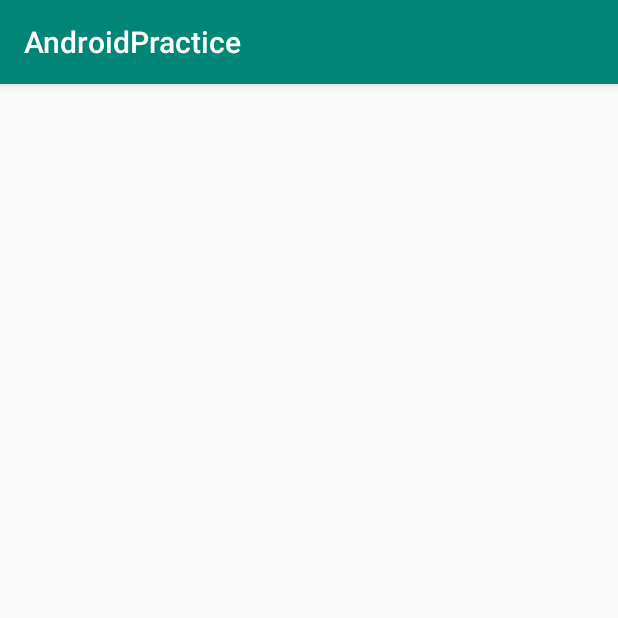
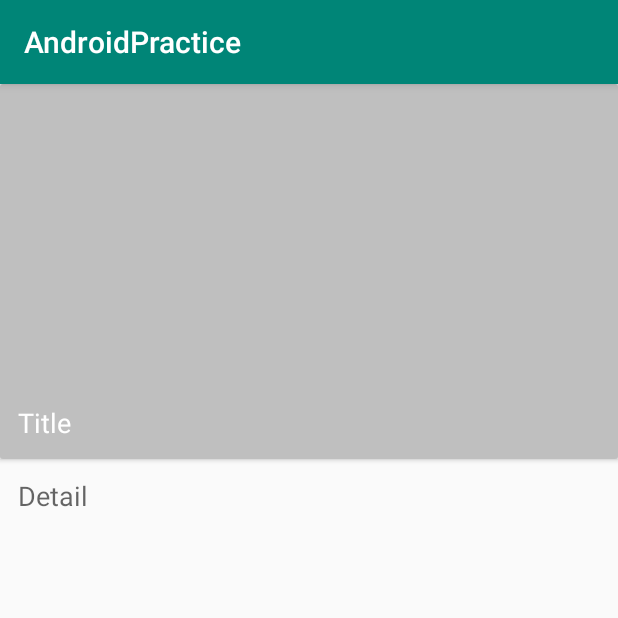
Before and after one commit to surya91521/PracticeAndroid, an Android app: the jsoup screen opened directly, with no data from a screen before it, on a phone screen of 412 x 824 dp, the top half of it. Run offline under Robolectric (Android 15) with nearby library versions, the phone set to English and light mode, and no system bars.

Commit message:
jsoup work going

```diff
--- a/app/build.gradle
+++ b/app/build.gradle
@@ -29,7 +29,10 @@ dependencies {
     implementation 'com.google.firebase:firebase-database:16.0.4'
     testImplementation 'junit:junit:4.12'
     androidTestImplementation 'androidx.test.ext:junit:1.1.1'
+    //noinspection GradleCompatible
+    implementation 'com.android.support:recyclerview-v7:28.0.0'
     implementation 'com.squareup.picasso:picasso:2.71828'
     implementation 'org.jsoup:jsoup:1.11.1'
     androidTestImplementation 'androidx.test.espresso:espresso-core:3.2.0'
+    implementation 'androidx.cardview:cardview:1.0.0'
 }
--- /dev/null
+++ b/app/src/main/java/com/example/androidpractice/Adapter.java
@@ -0,0 +1,26 @@
+package com.example.androidpractice;
+
+import android.view.ViewGroup;
+
+import androidx.annotation.NonNull;
+import androidx.recyclerview.widget.RecyclerView;
+
+import org.xml.sax.helpers.ParserAdapter;
+
+public class Adapter extends RecyclerView.Adapter<ParserAdapter.ViewHolder> {
+    @NonNull
+    @Override
+    public RecyclerView.ViewHolder onCreateViewHolder(@NonNull ViewGroup parent, int viewType) {
+        return null;
+    }
+
+    @Override
+    public void onBindViewHolder(@NonNull RecyclerView.ViewHolder holder, int position) {
+
+    }
+
+    @Override
+    public int getItemCount() {
+        return 0;
+    }
+}
--- /dev/null
+++ b/app/src/main/java/com/example/androidpractice/parseItem.java
@@ -0,0 +1,4 @@
+package com.example.androidpractice;
+
+public class parseItem {
+}
--- /dev/null
+++ b/app/src/main/res/drawable/gradient.xml
@@ -0,0 +1,11 @@
+<?xml version="1.0" encoding="utf-8"?>
+<selector xmlns:android="http://schemas.android.com/apk/res/android">
+    <shape xmlns:android="http://schemas.android.com/apk/res/android">
+
+        <gradient
+            android:startColor="#33000000"
+            android:endColor="@android:color/transparent"
+            android:angle="90"/>
+    </shape>
+
+</selector>
--- a/app/src/main/res/layout/activity_jsoup.xml
+++ b/app/src/main/res/layout/activity_jsoup.xml
@@ -6,4 +6,50 @@
     android:layout_height="match_parent"
     tools:context=".jsoup">
 
+
+    <androidx.cardview.widget.CardView
+        android:id="@+id/cardView"
+        android:layout_width="match_parent"
+        android:layout_height="250dp"
+        style="@style/CardView.Light"
+        app:layout_constraintStart_toStartOf="parent"
+        app:layout_constraintTop_toTopOf="parent"
+        app:layout_constraintEnd_toEndOf="parent">
+
+        <ImageView
+            android:id="@+id/imageView"
+            android:layout_width="match_parent"
+            android:layout_height="match_parent"
+            android:scaleType="centerCrop"
+            android:src="#88888888"/>
+
+        <ImageView
+            android:layout_width="match_parent"
+            android:layout_height="100dp"
+            android:layout_gravity="bottom"
+            android:src="@drawable/gradient"/>
+
+        <TextView
+            android:id="@+id/textView"
+            android:layout_width="match_parent"
+            android:layout_height="wrap_content"
+            android:text="Title"
+            style="@style/TextAppearance.AppCompat.Medium"
+            android:layout_gravity="bottom"
+            android:layout_margin="12dp"
+            android:textColor="#fff"/>
+
+    </androidx.cardview.widget.CardView>
+
+    <TextView
+        android:id="@+id/detailTextView"
+        android:layout_width="match_parent"
+        android:layout_height="wrap_content"
+        android:text="Detail"
+        style="@style/TextAppearance.AppCompat.Medium"
+        android:layout_margin="12dp"
+        app:layout_constraintTop_toBottomOf="@+id/cardView"
+        app:layout_constraintStart_toStartOf="parent"
+        app:layout_constraintEnd_toEndOf="parent"/>
+
 </androidx.constraintlayout.widget.ConstraintLayout>
```
